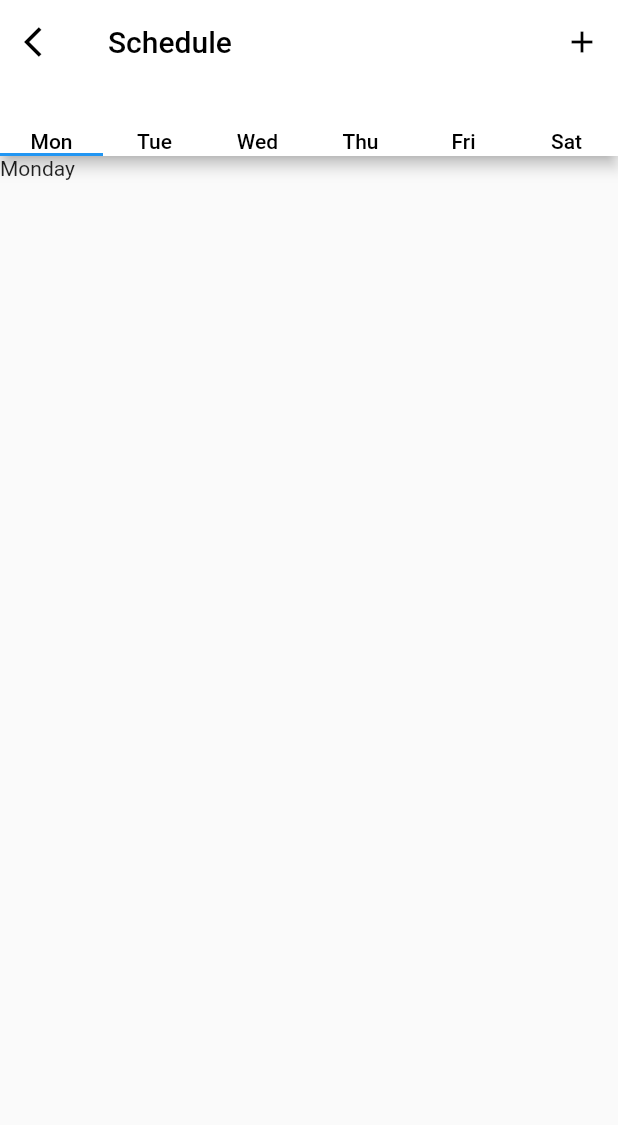
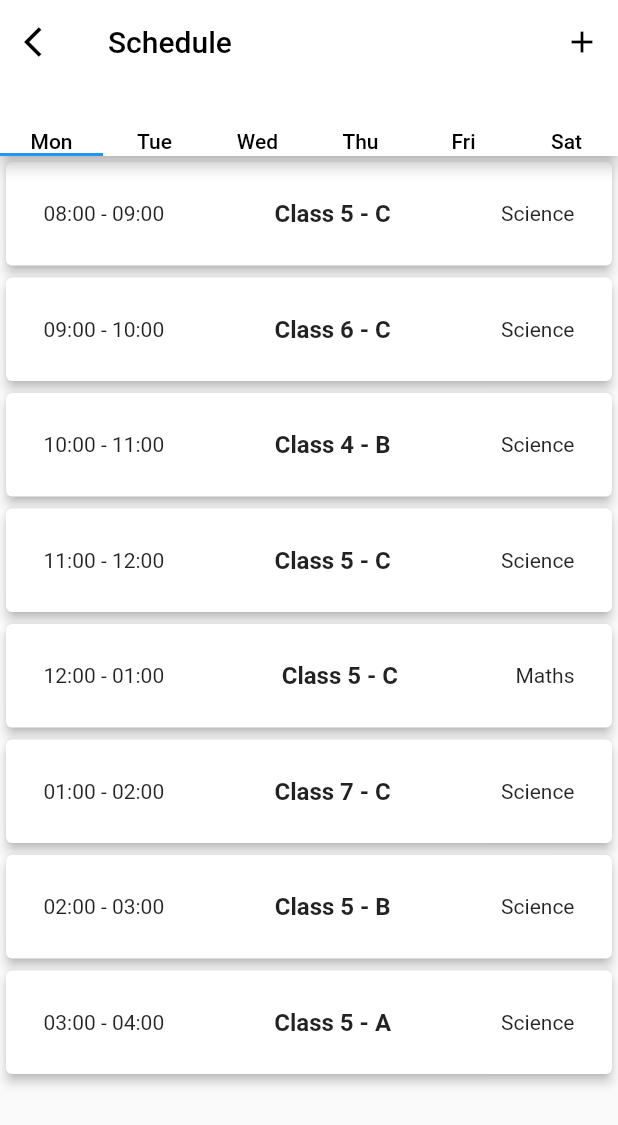
Before and after one commit to parikshitg/flutter_teacher_app, a Flutter app: the ScheduleHomeScreen screen opened by its route, on a phone screen of 412 x 824 dp. Shown: the top 1125 px of the screen. Run offline on Flutter 3.47's test engine with Material 2 defaults, Android fonts, the phone set to English and light mode, and no system bars; our stand-ins replace flutter_vector_icons, font_awesome_flutter, image_picker.

Commit message:
schedule list tile

```diff
--- a/lib/models/schedule_model.dart
+++ b/lib/models/schedule_model.dart
@@ -17,14 +17,14 @@ class Schedule {
 
 final List<Schedule> schedules = [
   Schedule(
-    startTime: '8:00',
-    endTime: '9:00',
+    startTime: '08:00',
+    endTime: '09:00',
     className: '5',
     section: 'C',
     subject: 'Science',
   ),
   Schedule(
-    startTime: '9:00',
+    startTime: '09:00',
     endTime: '10:00',
     className: '6',
     section: 'C',
@@ -41,35 +41,35 @@ final List<Schedule> schedules = [
     startTime: '11:00',
     endTime: '12:00',
     className: '5',
-    section: 'c',
+    section: 'C',
     subject: 'Science',
   ),
   Schedule(
     startTime: '12:00',
-    endTime: '1:00',
+    endTime: '01:00',
     className: '5',
-    section: 'c',
+    section: 'C',
     subject: 'Maths',
   ),
   Schedule(
-    startTime: '1:00',
-    endTime: '9:00',
-    className: '5',
-    section: 'c',
+    startTime: '01:00',
+    endTime: '02:00',
+    className: '7',
+    section: 'C',
     subject: 'Science',
   ),
   Schedule(
-    startTime: '2:00',
-    endTime: '9:00',
+    startTime: '02:00',
+    endTime: '03:00',
     className: '5',
-    section: 'c',
+    section: 'B',
     subject: 'Science',
   ),
   Schedule(
-    startTime: '2:00',
-    endTime: '3:00',
+    startTime: '03:00',
+    endTime: '04:00',
     className: '5',
-    section: 'c',
+    section: 'A',
     subject: 'Science',
   )
 ];
--- a/lib/screens/schdule/schedule_homescreen.dart
+++ b/lib/screens/schdule/schedule_homescreen.dart
@@ -1,4 +1,6 @@
 import 'package:flutter/material.dart';
+
+import '../../models/schedule_model.dart';
 
 class ScheduleHomeScreen extends StatefulWidget {
   static final String id = 'schedule_homescreen';
@@ -62,8 +64,53 @@ class _ScheduleHomeScreenState extends State<ScheduleHomeScreen> {
         ),
         body: TabBarView(
           children: <Widget>[
-            Text('Monday'),
-            Text('Tuesday'),
+            SingleChildScrollView(
+              child: Column(
+                children: schedules.map(
+                  (tx) {
+                    return Card(
+                      elevation: 3.0,
+                      child: Padding(
+                        padding: EdgeInsets.all(25.0),
+                        child: Row(
+                          mainAxisAlignment: MainAxisAlignment.spaceBetween,
+                          children: <Widget>[
+                            Text('${tx.startTime} - ${tx.endTime}'),
+                            Text(
+                              'Class ${tx.className} - ${tx.section}',
+                              style: TextStyle(
+                                  fontWeight: FontWeight.w600, fontSize: 16.0),
+                            ),
+                            Text(tx.subject),
+                          ],
+                        ),
+                      ),
+                    );
+                  },
+                ).toList(),
+              ),
+            ),
+            Column(
+              children: schedules.map(
+                (tx) {
+                  return Card(
+                    elevation: 3.0,
+                    child: ListTile(
+                      leading: Padding(
+                        padding: EdgeInsets.symmetric(vertical: 8.0),
+                        child: Text('${tx.startTime} - ${tx.endTime}'),
+                      ),
+                      title: Text(
+                        'Class ${tx.className} - ${tx.section}',
+                        style: TextStyle(fontWeight: FontWeight.w600),
+                      ),
+                      trailing: Text(tx.subject),
+                      onTap: () {},
+                    ),
+                  );
+                },
+              ).toList(),
+            ),
             Text('Wenesday'),
             Text('Thursday'),
             Text('Friday'),
```
